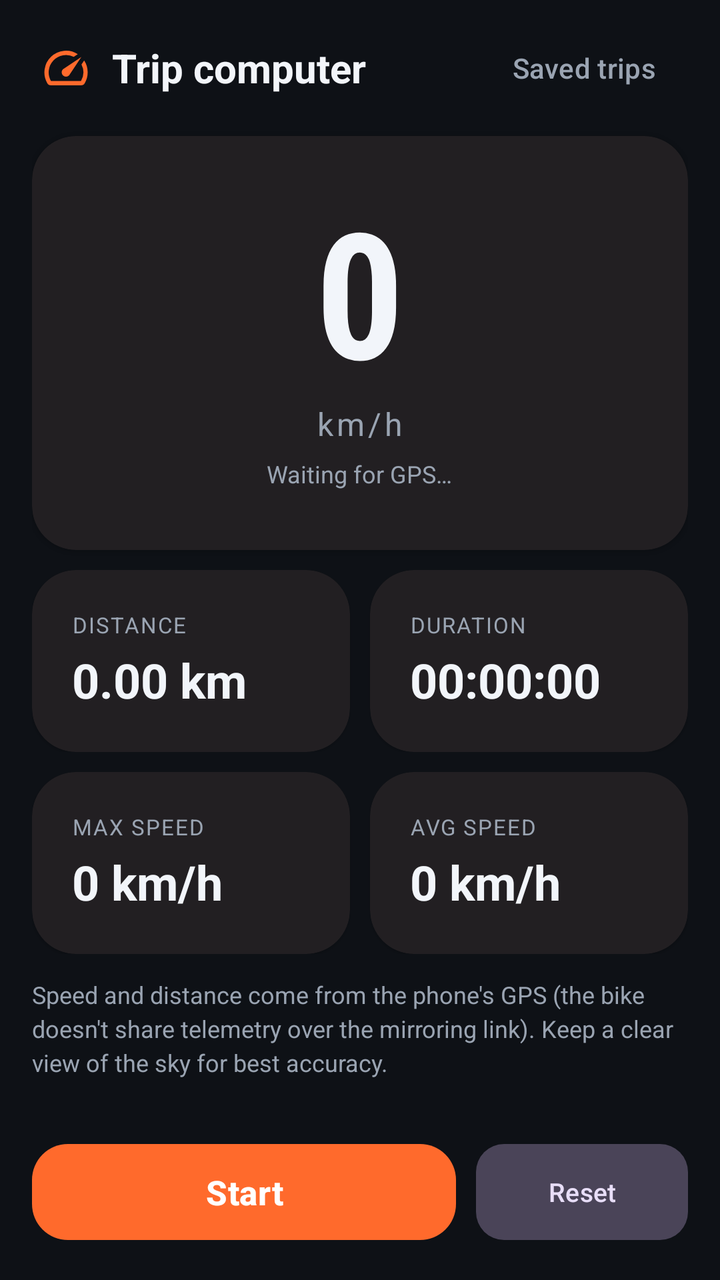
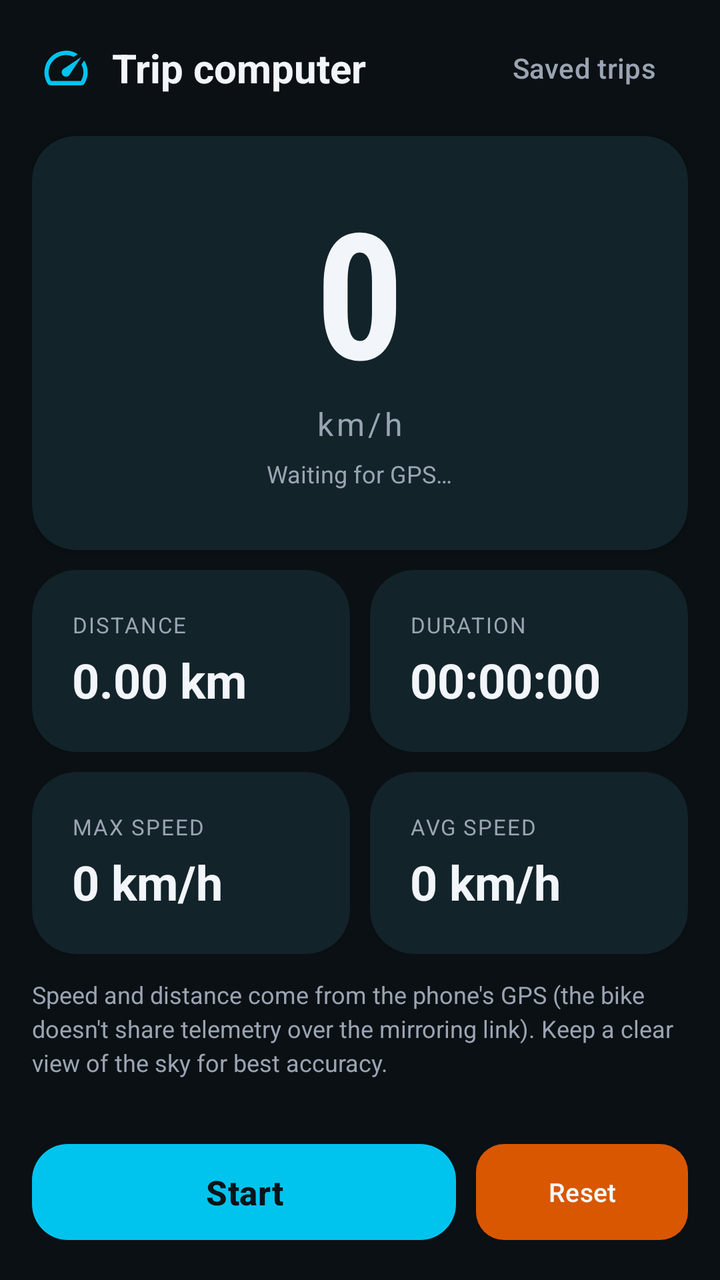

An Android layout rendered at two revisions. The XML below is the earlier revision; the diff shows what the commit changed to produce the second picture.
<!-- AndroidManifest.xml: application theme Theme.OpenCfMoto -->
<!-- res/layout/activity_trip.xml -->
<?xml version="1.0" encoding="utf-8"?>
<LinearLayout xmlns:android="http://schemas.android.com/apk/res/android"
    xmlns:tools="http://schemas.android.com/tools"
    android:id="@+id/trip_root"
    android:layout_width="match_parent"
    android:layout_height="match_parent"
    android:background="@color/bg"
    android:orientation="vertical"
    tools:context=".TripActivity">

    
    <LinearLayout
        android:layout_width="match_parent"
        android:layout_height="wrap_content"
        android:gravity="center_vertical"
        android:orientation="horizontal"
        android:paddingHorizontal="20dp"
        android:paddingTop="10dp"
        android:paddingBottom="6dp">

        <ImageView
            android:layout_width="26dp"
            android:layout_height="26dp"
            android:contentDescription="@string/main_trip"
            android:src="@drawable/ic_speed"
            android:tint="@color/brand_orange" />

        <TextView
            android:layout_width="0dp"
            android:layout_height="wrap_content"
            android:layout_weight="1"
            android:layout_marginStart="10dp"
            android:text="@string/trip_trip_computer"
            android:textColor="@color/text_primary"
            android:textSize="20sp"
            android:textStyle="bold" />

        <com.google.android.material.button.MaterialButton
            android:id="@+id/trip_saved_btn"
            style="@style/Widget.OpenCfMoto.Button.Text"
            android:layout_width="wrap_content"
            android:layout_height="wrap_content"
            android:minWidth="0dp"
            android:text="@string/trip_saved_trips" />
    </LinearLayout>

    <ScrollView
        android:layout_width="match_parent"
        android:layout_height="0dp"
        android:layout_weight="1"
        android:paddingHorizontal="16dp">

        <LinearLayout
            android:layout_width="match_parent"
            android:layout_height="wrap_content"
            android:orientation="vertical"
            android:paddingBottom="16dp">

            
            <com.google.android.material.card.MaterialCardView
                style="@style/Card.OpenCfMoto"
                android:layout_width="match_parent"
                android:layout_height="wrap_content"
                android:layout_marginTop="4dp">

                <LinearLayout
                    android:layout_width="match_parent"
                    android:layout_height="wrap_content"
                    android:gravity="center"
                    android:orientation="vertical"
                    android:paddingVertical="10dp">

                    <TextView
                        android:id="@+id/trip_speed"
                        android:layout_width="wrap_content"
                        android:layout_height="wrap_content"
                        android:text="@string/margins_0"
                        android:textColor="@color/text_primary"
                        android:textSize="88sp"
                        android:textStyle="bold"
                        android:includeFontPadding="false"
                        android:fontFamily="sans-serif-condensed" />

                    <TextView
                        android:id="@+id/trip_speed_unit"
                        android:layout_width="wrap_content"
                        android:layout_height="wrap_content"
                        android:text="km/h"
                        android:textColor="@color/text_secondary"
                        android:textSize="16sp"
                        android:letterSpacing="0.1" />

                    <TextView
                        android:id="@+id/trip_gps"
                        android:layout_width="wrap_content"
                        android:layout_height="wrap_content"
                        android:layout_marginTop="6dp"
                        android:text="@string/trip_waiting_for_gps"
                        android:textColor="@color/text_secondary"
                        android:textSize="12sp" />
                </LinearLayout>
            </com.google.android.material.card.MaterialCardView>

            
            <LinearLayout
                android:layout_width="match_parent"
                android:layout_height="wrap_content"
                android:layout_marginTop="10dp"
                android:baselineAligned="false"
                android:orientation="horizontal">

                <com.google.android.material.card.MaterialCardView
                    style="@style/Card.OpenCfMoto"
                    android:layout_width="0dp"
                    android:layout_height="wrap_content"
                    android:layout_marginEnd="5dp"
                    android:layout_weight="1">

                    <LinearLayout
                        android:layout_width="match_parent"
                        android:layout_height="wrap_content"
                        android:orientation="vertical">

                        <TextView
                            style="@style/TripStatLabel"
                            android:text="@string/trip_distance" />

                        <TextView
                            android:id="@+id/trip_distance"
                            style="@style/TripStatValue"
                            android:text="@string/trip_0_00_km" />
                    </LinearLayout>
                </com.google.android.material.card.MaterialCardView>

                <com.google.android.material.card.MaterialCardView
                    style="@style/Card.OpenCfMoto"
                    android:layout_width="0dp"
                    android:layout_height="wrap_content"
                    android:layout_marginStart="5dp"
                    android:layout_weight="1">

                    <LinearLayout
                        android:layout_width="match_parent"
                        android:layout_height="wrap_content"
                        android:orientation="vertical">

                        <TextView
                            style="@style/TripStatLabel"
                            android:text="@string/trip_duration" />

                        <TextView
                            android:id="@+id/trip_duration"
                            style="@style/TripStatValue"
                            android:text="@string/trip_00_00_00" />
                    </LinearLayout>
                </com.google.android.material.card.MaterialCardView>
            </LinearLayout>

            <LinearLayout
                android:layout_width="match_parent"
                android:layout_height="wrap_content"
                android:layout_marginTop="10dp"
                android:baselineAligned="false"
                android:orientation="horizontal">

                <com.google.android.material.card.MaterialCardView
                    style="@style/Card.OpenCfMoto"
                    android:layout_width="0dp"
                    android:layout_height="wrap_content"
                    android:layout_marginEnd="5dp"
                    android:layout_weight="1">

                    <LinearLayout
                        android:layout_width="match_parent"
                        android:layout_height="wrap_content"
                        android:orientation="vertical">

                        <TextView
                            style="@style/TripStatLabel"
                            android:text="@string/trip_max_speed" />

                        <TextView
                            android:id="@+id/trip_max"
                            style="@style/TripStatValue"
                            android:text="@string/trip_0_km_h" />
                    </LinearLayout>
                </com.google.android.material.card.MaterialCardView>

                <com.google.android.material.card.MaterialCardView
                    style="@style/Card.OpenCfMoto"
                    android:layout_width="0dp"
                    android:layout_height="wrap_content"
                    android:layout_marginStart="5dp"
                    android:layout_weight="1">

                    <LinearLayout
                        android:layout_width="match_parent"
                        android:layout_height="wrap_content"
                        android:orientation="vertical">

                        <TextView
                            style="@style/TripStatLabel"
                            android:text="@string/trip_avg_speed" />

                        <TextView
                            android:id="@+id/trip_avg"
                            style="@style/TripStatValue"
                            android:text="@string/trip_0_km_h" />
                    </LinearLayout>
                </com.google.android.material.card.MaterialCardView>
            </LinearLayout>

            <TextView
                android:layout_width="match_parent"
                android:layout_height="wrap_content"
                android:layout_marginTop="12dp"
                android:text="@string/trip_speed_and_distance_come_from_the_phone_s_gps_the"
                android:textColor="@color/text_secondary"
                android:textSize="12sp"
                android:lineSpacingExtra="3dp" />
        </LinearLayout>
    </ScrollView>

    
    <LinearLayout
        android:layout_width="match_parent"
        android:layout_height="wrap_content"
        android:baselineAligned="false"
        android:orientation="horizontal"
        android:paddingHorizontal="16dp"
        android:paddingBottom="16dp">

        <com.google.android.material.button.MaterialButton
            android:id="@+id/trip_start"
            style="@style/Widget.OpenCfMoto.Button.Connect"
            android:layout_width="0dp"
            android:layout_height="56dp"
            android:layout_marginEnd="5dp"
            android:layout_weight="2"
            android:text="@string/trip_start" />

        <com.google.android.material.button.MaterialButton
            android:id="@+id/trip_reset"
            style="@style/Widget.OpenCfMoto.Button.Tonal"
            android:layout_width="0dp"
            android:layout_height="56dp"
            android:layout_marginStart="5dp"
            android:layout_weight="1"
            android:text="@string/trip_reset" />
    </LinearLayout>
</LinearLayout>
<!-- resources referenced by this layout -->
<resources>
  <color name="bg">#0E1116</color>
  <color name="brand_orange">#FF6A2C</color>
  <color name="text_primary">#F2F5FA</color>
  <color name="text_secondary">#9AA4B2</color>
  <string name="main_trip">Trip</string>
  <string name="margins_0">0</string>
  <string name="trip_00_00_00">00:00:00</string>
  <string name="trip_0_00_km">0.00 km</string>
  <string name="trip_0_km_h">0 km/h</string>
  <string name="trip_avg_speed">Avg speed</string>
  <string name="trip_distance">Distance</string>
  <string name="trip_duration">Duration</string>
  <string name="trip_max_speed">Max speed</string>
  <string name="trip_reset">Reset</string>
  <string name="trip_saved_trips">Saved trips</string>
  <string name="trip_speed_and_distance_come_from_the_phone_s_gps_the">Speed and distance come from the phone\'s GPS (the bike doesn\'t share telemetry over the mirroring link). Keep a clear view of the sky for best accuracy.</string>
  <string name="trip_start">Start</string>
  <string name="trip_trip_computer">Trip computer</string>
  <string name="trip_waiting_for_gps">Waiting for GPS…</string>
  <style name="Card.OpenCfMoto" parent="Widget.Material3.CardView.Elevated">
          <item name="cardCornerRadius">22dp</item>
          <item name="cardBackgroundColor">@color/surface</item>
          <item name="contentPadding">20dp</item>
      </style>
  <style name="TripStatValue">
          <item name="android:layout_width">match_parent</item>
          <item name="android:layout_height">wrap_content</item>
          <item name="android:layout_marginTop">4dp</item>
          <item name="android:textColor">@color/text_primary</item>
          <item name="android:textSize">24sp</item>
          <item name="android:textStyle">bold</item>
      </style>
  <style name="Theme.OpenCfMoto" parent="Base.Theme.OpenCfMoto" />
  <color name="surface">#171B22</color>
  <dimen name="btn_connect_min_height">56dp</dimen>
  <dimen name="btn_connect_text">16sp</dimen>
  <dimen name="btn_icon_padding">6dp</dimen>
  <dimen name="btn_tonal_min_height">48dp</dimen>
  <dimen name="btn_tonal_text">13sp</dimen>
  <style name="Base.Theme.OpenCfMoto" parent="Theme.Material3.Dark.NoActionBar">
          <item name="colorPrimary">@color/brand_orange</item>
          <item name="colorOnPrimary">@color/on_brand</item>
          <item name="colorPrimaryContainer">@color/brand_orange_dark</item>
          <item name="colorOnPrimaryContainer">@color/on_brand</item>
  
          <item name="android:colorBackground">@color/bg</item>
          <item name="colorSurface">@color/surface</item>
          <item name="colorSurfaceVariant">@color/surface_high</item>
          <item name="colorOnSurface">@color/text_primary</item>
          <item name="colorOnSurfaceVariant">@color/text_secondary</item>
          <item name="colorOutline">@color/outline</item>
  
          <item name="android:statusBarColor">@color/bg</item>
          <item name="android:navigationBarColor">@color/bg</item>
          <item name="android:windowLightStatusBar">false</item>
      </style>
  <color name="on_brand">#FFFFFF</color>
  <color name="brand_orange_dark">#E85A1E</color>
  <color name="surface_high">#1F242E</color>
  <color name="outline">#2C333F</color>
  <!-- unchanged entries left out for length: 5 -->
</resources>

<!-- the commit's change to res/layout/activity_trip.xml (unified diff, before → after) -->
@@ -23,7 +23,7 @@
             android:layout_height="26dp"
             android:contentDescription="@string/main_trip"
             android:src="@drawable/ic_speed"
-            android:tint="@color/brand_orange" />
+            android:tint="@color/brand_cyan" />
 
         <TextView
             android:layout_width="0dp"
<!-- resource entries referenced after the edit -->
@@ -1,7 +1,8 @@
 <!-- resources referenced by this layout -->
 <resources>
-  <color name="bg">#0E1116</color>
-  <color name="brand_orange">#FF6A2C</color>
+  <color name="bg">#0B1014</color>
+  <color name="brand_cyan">#00C4EE</color>
+  <color name="brand_orange">#FF6B00</color>
   <color name="text_primary">#F2F5FA</color>
   <color name="text_secondary">#9AA4B2</color>
   <string name="main_trip">Trip</string>
@@ -33,17 +34,21 @@
           <item name="android:textStyle">bold</item>
       </style>
   <style name="Theme.OpenCfMoto" parent="Base.Theme.OpenCfMoto" />
-  <color name="surface">#171B22</color>
+  <color name="surface">#141B20</color>
   <dimen name="btn_connect_min_height">56dp</dimen>
   <dimen name="btn_connect_text">16sp</dimen>
   <dimen name="btn_icon_padding">6dp</dimen>
   <dimen name="btn_tonal_min_height">48dp</dimen>
   <dimen name="btn_tonal_text">13sp</dimen>
   <style name="Base.Theme.OpenCfMoto" parent="Theme.Material3.Dark.NoActionBar">
-          <item name="colorPrimary">@color/brand_orange</item>
+          <item name="colorPrimary">@color/brand_cyan</item>
           <item name="colorOnPrimary">@color/on_brand</item>
-          <item name="colorPrimaryContainer">@color/brand_orange_dark</item>
-          <item name="colorOnPrimaryContainer">@color/on_brand</item>
+          <item name="colorPrimaryContainer">@color/brand_cyan_dark</item>
+          <item name="colorOnPrimaryContainer">@color/on_brand_container</item>
+          <item name="colorSecondary">@color/brand_orange</item>
+          <item name="colorOnSecondary">@color/on_brand</item>
+          <item name="colorSecondaryContainer">@color/brand_orange_dark</item>
+          <item name="colorOnSecondaryContainer">@color/on_brand_container</item>
   
           <item name="android:colorBackground">@color/bg</item>
           <item name="colorSurface">@color/surface</item>
@@ -56,10 +61,12 @@
           <item name="android:navigationBarColor">@color/bg</item>
           <item name="android:windowLightStatusBar">false</item>
       </style>
-  <color name="on_brand">#FFFFFF</color>
-  <color name="brand_orange_dark">#E85A1E</color>
-  <color name="surface_high">#1F242E</color>
-  <color name="outline">#2C333F</color>
+  <color name="on_brand">#071419</color>
+  <color name="brand_cyan_dark">#006A80</color>
+  <color name="on_brand_container">#F2FCFF</color>
+  <color name="brand_orange_dark">#D95700</color>
+  <color name="surface_high">#1C262D</color>
+  <color name="outline">#30414A</color>
   <!-- unchanged entries left out for length: 5 -->
 </resources>
 
